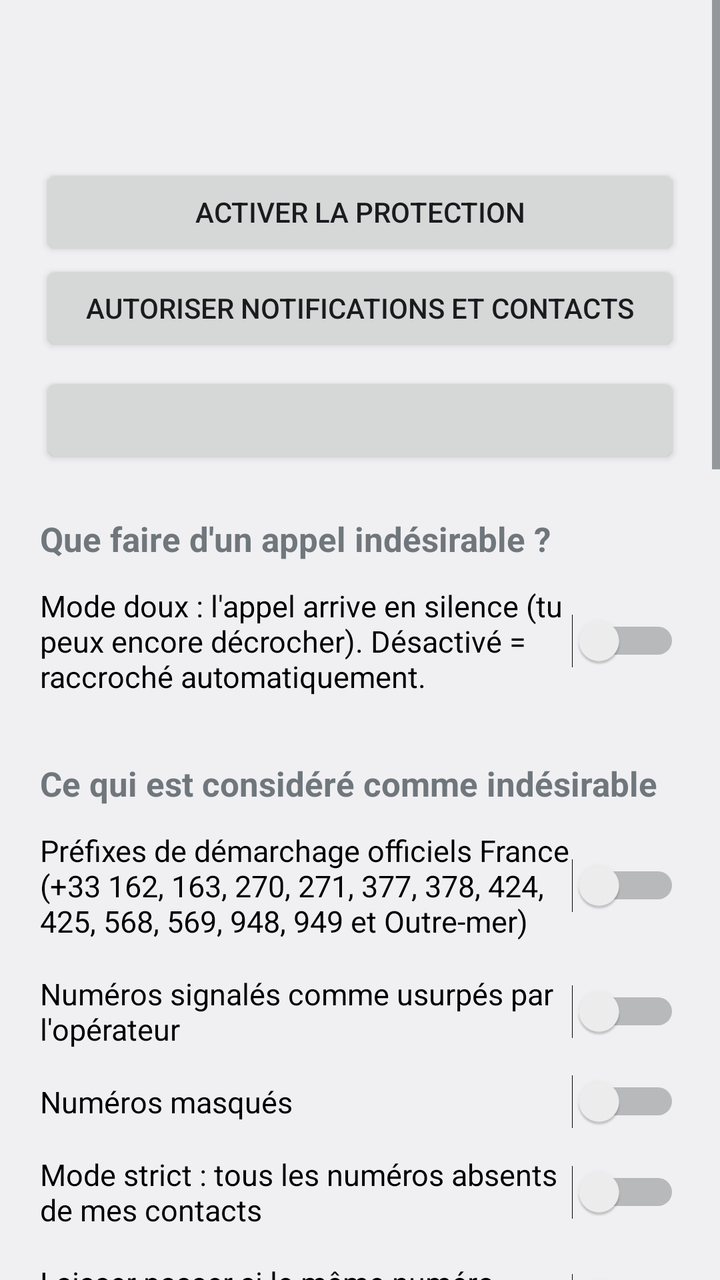
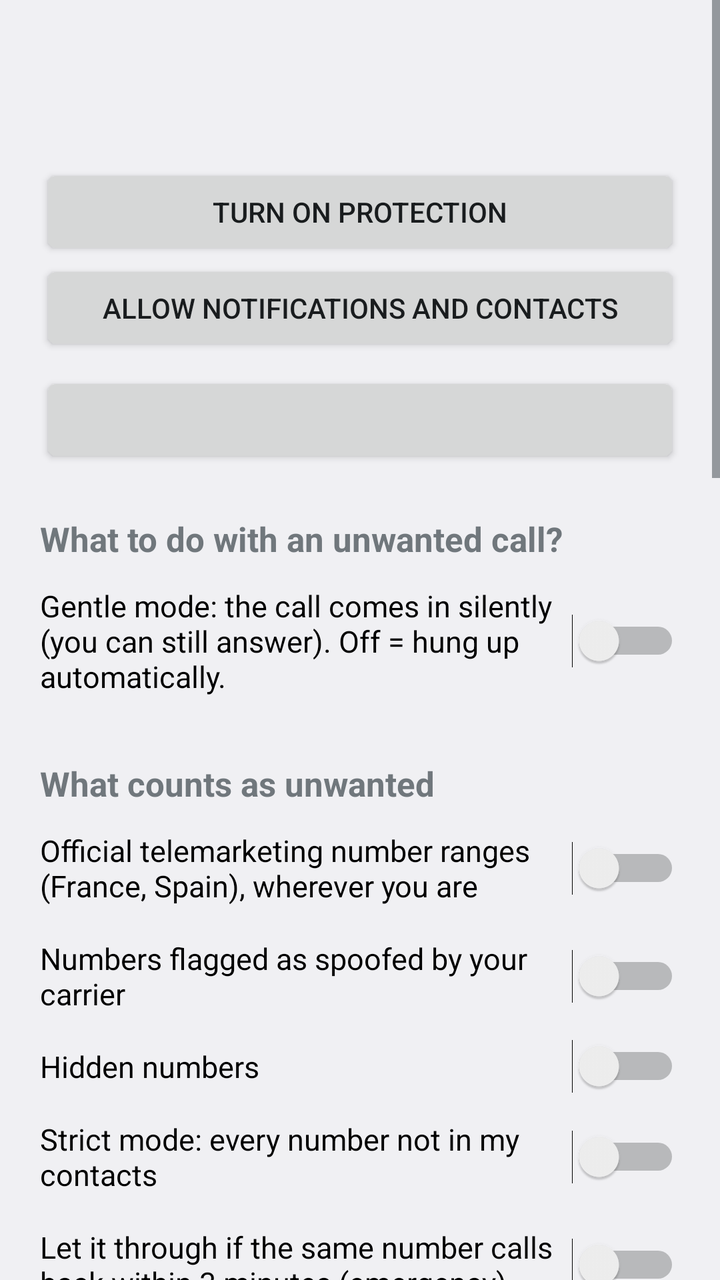

The first picture is an Android layout as it rendered before a commit; the second is the same layout after the commit. The layout source and the unified diff follow.
<!-- AndroidManifest.xml: application theme android:Theme.DeviceDefault.DayNight -->
<!-- res/layout/activity_main.xml -->
<?xml version="1.0" encoding="utf-8"?>
<ScrollView xmlns:android="http://schemas.android.com/apk/res/android"
    android:layout_width="match_parent"
    android:layout_height="match_parent"
    android:fitsSystemWindows="true">

    <LinearLayout
        android:layout_width="match_parent"
        android:layout_height="wrap_content"
        android:orientation="vertical"
        android:padding="20dp">

        
        <TextView
            android:id="@+id/tvStatus"
            android:layout_width="match_parent"
            android:layout_height="wrap_content"
            android:textSize="20sp"
            android:textStyle="bold" />

        <TextView
            android:id="@+id/tvStatusDetail"
            android:layout_width="match_parent"
            android:layout_height="wrap_content"
            android:layout_marginTop="4dp"
            android:textSize="14sp" />

        <Button
            android:id="@+id/btnActivate"
            android:layout_width="match_parent"
            android:layout_height="wrap_content"
            android:layout_marginTop="12dp"
            android:text="Activer la protection" />

        <Button
            android:id="@+id/btnPermissions"
            android:layout_width="match_parent"
            android:layout_height="wrap_content"
            android:text="Autoriser notifications et contacts" />

        <Button
            android:id="@+id/btnExpect"
            android:layout_width="match_parent"
            android:layout_height="wrap_content"
            android:layout_marginTop="8dp" />

        
        <TextView
            style="@style/Section"
            android:text="Que faire d'un appel indésirable ?" />

        <Switch
            android:id="@+id/swSilence"
            style="@style/Rule"
            android:text="Mode doux : l'appel arrive en silence (tu peux encore décrocher). Désactivé = raccroché automatiquement." />

        
        <TextView
            style="@style/Section"
            android:text="Ce qui est considéré comme indésirable" />

        <Switch
            android:id="@+id/swFr"
            style="@style/Rule"
            android:text="Préfixes de démarchage officiels France (+33 162, 163, 270, 271, 377, 378, 424, 425, 568, 569, 948, 949 et Outre-mer)" />

        <Switch
            android:id="@+id/swSpoof"
            style="@style/Rule"
            android:text="Numéros signalés comme usurpés par l'opérateur" />

        <Switch
            android:id="@+id/swHidden"
            style="@style/Rule"
            android:text="Numéros masqués" />

        <Switch
            android:id="@+id/swStrict"
            style="@style/Rule"
            android:text="Mode strict : tous les numéros absents de mes contacts" />

        <Switch
            android:id="@+id/swRepeat"
            style="@style/Rule"
            android:text="Laisser passer si le même numéro rappelle dans les 3 minutes (urgence)" />

        <TextView
            style="@style/Hint"
            android:text="Tes contacts et ta liste blanche sonnent toujours normalement." />

        
        <TextView
            style="@style/Section"
            android:text="Vérification en ligne" />

        <Switch
            android:id="@+id/swOnline"
            style="@style/Rule"
            android:text="Consulter la base communautaire PhoneBlock pour les numéros inconnus" />

        <Switch
            android:id="@+id/swAggressive"
            style="@style/Rule"
            android:text="Plus sévère : bloquer dès 1 signalement (sinon à partir de 3)" />

        <TextView
            style="@style/Hint"
            android:text="Seuls les numéros absents de tes contacts sont envoyés à phoneblock.net. Si la base ne répond pas en 2,5 s, le téléphone sonne normalement." />

        <LinearLayout
            android:layout_width="match_parent"
            android:layout_height="wrap_content"
            android:orientation="horizontal">

            <EditText
                android:id="@+id/etToken"
                android:layout_width="0dp"
                android:layout_height="wrap_content"
                android:layout_weight="1"
                android:hint="Clé API PhoneBlock (facultative)"
                android:inputType="textPassword" />

            <Button
                android:id="@+id/btnToken"
                android:layout_width="wrap_content"
                android:layout_height="wrap_content"
                android:text="OK" />
        </LinearLayout>

        
        <TextView
            style="@style/Section"
            android:text="Annuaire inversé" />

        <Switch
            android:id="@+id/swReverse"
            style="@style/Rule"
            android:text="Afficher le nom de l'appelant (annuaire tel.search.ch pour la Suisse, Google Maps pour les entreprises de tous pays)" />

        <TextView
            style="@style/Hint"
            android:text="Sans clé Google, la notification propose « Qui est-ce ? » : une recherche web du numéro en un tap." />

        <LinearLayout
            android:layout_width="match_parent"
            android:layout_height="wrap_content"
            android:orientation="horizontal">

            <EditText
                android:id="@+id/etSearchKey"
                android:layout_width="0dp"
                android:layout_height="wrap_content"
                android:layout_weight="1"
                android:hint="Clé tel.search.ch (facultative)"
                android:inputType="textPassword" />

            <Button
                android:id="@+id/btnSearchKey"
                android:layout_width="wrap_content"
                android:layout_height="wrap_content"
                android:text="OK" />
        </LinearLayout>

        <TextView
            style="@style/Hint"
            android:text="Clé Google Maps Platform (Places API) : affiche le nom et la note Google des entreprises qui t'appellent. 1 000 recherches gratuites par mois, payant au-delà." />

        <LinearLayout
            android:layout_width="match_parent"
            android:layout_height="wrap_content"
            android:orientation="horizontal">

            <EditText
                android:id="@+id/etGoogleKey"
                android:layout_width="0dp"
                android:layout_height="wrap_content"
                android:layout_weight="1"
                android:hint="Clé Google (facultative)"
                android:inputType="textPassword" />

            <Button
                android:id="@+id/btnGoogleKey"
                android:layout_width="wrap_content"
                android:layout_height="wrap_content"
                android:text="OK" />
        </LinearLayout>

        
        <TextView
            style="@style/Section"
            android:text="Ma liste noire" />

        <TextView
            style="@style/Hint"
            android:text="Un numéro complet, ou un début de numéro au format international pour bloquer toute une plage (ex. +44, +225, +33162)." />

        <LinearLayout
            android:layout_width="match_parent"
            android:layout_height="wrap_content"
            android:orientation="horizontal">

            <EditText
                android:id="@+id/etBlack"
                android:layout_width="0dp"
                android:layout_height="wrap_content"
                android:layout_weight="1"
                android:hint="Numéro ou préfixe"
                android:inputType="phone" />

            <Button
                android:id="@+id/btnAddBlack"
                android:layout_width="wrap_content"
                android:layout_height="wrap_content"
                android:text="Ajouter" />
        </LinearLayout>

        <LinearLayout
            android:id="@+id/listBlack"
            android:layout_width="match_parent"
            android:layout_height="wrap_content"
            android:orientation="vertical" />

        
        <TextView
            style="@style/Section"
            android:text="Ma liste blanche (toujours autorisés)" />

        <LinearLayout
            android:layout_width="match_parent"
            android:layout_height="wrap_content"
            android:orientation="horizontal">

            <EditText
                android:id="@+id/etWhite"
                android:layout_width="0dp"
                android:layout_height="wrap_content"
                android:layout_weight="1"
                android:hint="Numéro ou préfixe"
                android:inputType="phone" />

            <Button
                android:id="@+id/btnAddWhite"
                android:layout_width="wrap_content"
                android:layout_height="wrap_content"
                android:text="Ajouter" />
        </LinearLayout>

        <LinearLayout
            android:id="@+id/listWhite"
            android:layout_width="match_parent"
            android:layout_height="wrap_content"
            android:orientation="vertical" />

        
        <TextView
            style="@style/Section"
            android:text="Tester un numéro" />

        <LinearLayout
            android:layout_width="match_parent"
            android:layout_height="wrap_content"
            android:orientation="horizontal">

            <EditText
                android:id="@+id/etTest"
                android:layout_width="0dp"
                android:layout_height="wrap_content"
                android:layout_weight="1"
                android:hint="ex. 01 62 12 34 56"
                android:inputType="phone" />

            <Button
                android:id="@+id/btnTest"
                android:layout_width="wrap_content"
                android:layout_height="wrap_content"
                android:text="Tester" />
        </LinearLayout>

        <TextView
            android:id="@+id/tvTest"
            android:layout_width="match_parent"
            android:layout_height="wrap_content"
            android:layout_marginTop="4dp"
            android:textSize="15sp" />

        
        <LinearLayout
            android:layout_width="match_parent"
            android:layout_height="wrap_content"
            android:layout_marginTop="24dp"
            android:gravity="center_vertical"
            android:orientation="horizontal">

            <TextView
                style="@style/Section"
                android:layout_width="0dp"
                android:layout_marginTop="0dp"
                android:layout_weight="1"
                android:text="Appels filtrés" />

            <Button
                android:id="@+id/btnClear"
                style="?android:attr/borderlessButtonStyle"
                android:layout_width="wrap_content"
                android:layout_height="wrap_content"
                android:text="Effacer" />
        </LinearLayout>

        <LinearLayout
            android:id="@+id/listHistory"
            android:layout_width="match_parent"
            android:layout_height="wrap_content"
            android:orientation="vertical" />
    </LinearLayout>
</ScrollView>
<!-- resources referenced by this layout -->
<resources>
  <style name="Hint">
          <item name="android:layout_width">match_parent</item>
          <item name="android:layout_height">wrap_content</item>
          <item name="android:layout_marginTop">4dp</item>
          <item name="android:textSize">13sp</item>
          <item name="android:alpha">0.7</item>
      </style>
  <style name="Rule">
          <item name="android:layout_width">match_parent</item>
          <item name="android:layout_height">wrap_content</item>
          <item name="android:paddingTop">8dp</item>
          <item name="android:paddingBottom">8dp</item>
          <item name="android:textSize">15sp</item>
      </style>
  <style name="Section">
          <item name="android:layout_width">match_parent</item>
          <item name="android:layout_height">wrap_content</item>
          <item name="android:layout_marginTop">24dp</item>
          <item name="android:layout_marginBottom">4dp</item>
          <item name="android:textSize">17sp</item>
          <item name="android:textStyle">bold</item>
      </style>
</resources>

<!-- the commit's change to res/layout/activity_main.xml (unified diff, before → after) -->
@@ -30,13 +30,13 @@
             android:layout_width="match_parent"
             android:layout_height="wrap_content"
             android:layout_marginTop="12dp"
-            android:text="Activer la protection" />
+            android:text="@string/btn_activate" />
 
         <Button
             android:id="@+id/btnPermissions"
             android:layout_width="match_parent"
             android:layout_height="wrap_content"
-            android:text="Autoriser notifications et contacts" />
+            android:text="@string/btn_permissions" />
 
         <Button
             android:id="@+id/btnExpect"
@@ -47,65 +47,65 @@
         
         <TextView
             style="@style/Section"
-            android:text="Que faire d'un appel indésirable ?" />
+            android:text="@string/sec_mode" />
 
         <Switch
             android:id="@+id/swSilence"
             style="@style/Rule"
-            android:text="Mode doux : l'appel arrive en silence (tu peux encore décrocher). Désactivé = raccroché automatiquement." />
-
-        
-        <TextView
-            style="@style/Section"
-            android:text="Ce qui est considéré comme indésirable" />
-
-        <Switch
-            android:id="@+id/swFr"
-            style="@style/Rule"
-            android:text="Préfixes de démarchage officiels France (+33 162, 163, 270, 271, 377, 378, 424, 425, 568, 569, 948, 949 et Outre-mer)" />
+            android:text="@string/rule_silence" />
+
+        
+        <TextView
+            style="@style/Section"
+            android:text="@string/sec_rules" />
+
+        <Switch
+            android:id="@+id/swOfficial"
+            style="@style/Rule"
+            android:text="@string/rule_official" />
 
         <Switch
             android:id="@+id/swSpoof"
             style="@style/Rule"
-            android:text="Numéros signalés comme usurpés par l'opérateur" />
+            android:text="@string/rule_spoof" />
 
         <Switch
             android:id="@+id/swHidden"
             style="@style/Rule"
-            android:text="Numéros masqués" />
+            android:text="@string/rule_hidden" />
 
         <Switch
             android:id="@+id/swStrict"
             style="@style/Rule"
-            android:text="Mode strict : tous les numéros absents de mes contacts" />
+            android:text="@string/rule_strict" />
 
         <Switch
             android:id="@+id/swRepeat"
             style="@style/Rule"
-            android:text="Laisser passer si le même numéro rappelle dans les 3 minutes (urgence)" />
-
-        <TextView
-            style="@style/Hint"
-            android:text="Tes contacts et ta liste blanche sonnent toujours normalement." />
-
-        
-        <TextView
-            style="@style/Section"
-            android:text="Vérification en ligne" />
+            android:text="@string/rule_repeat" />
+
+        <TextView
+            style="@style/Hint"
+            android:text="@string/hint_always" />
+
+        
+        <TextView
+            style="@style/Section"
+            android:text="@string/sec_online" />
 
         <Switch
             android:id="@+id/swOnline"
             style="@style/Rule"
-            android:text="Consulter la base communautaire PhoneBlock pour les numéros inconnus" />
+            android:text="@string/rule_online" />
 
         <Switch
             android:id="@+id/swAggressive"
             style="@style/Rule"
-            android:text="Plus sévère : bloquer dès 1 signalement (sinon à partir de 3)" />
-
-        <TextView
-            style="@style/Hint"
-            android:text="Seuls les numéros absents de tes contacts sont envoyés à phoneblock.net. Si la base ne répond pas en 2,5 s, le téléphone sonne normalement." />
+            android:text="@string/rule_aggressive" />
+
+        <TextView
+            style="@style/Hint"
+            android:text="@string/hint_online" />
 
         <LinearLayout
             android:layout_width="match_parent"
@@ -117,29 +117,29 @@
                 android:layout_width="0dp"
                 android:layout_height="wrap_content"
                 android:layout_weight="1"
-                android:hint="Clé API PhoneBlock (facultative)"
+                android:hint="@string/hint_token"
                 android:inputType="textPassword" />
 
             <Button
                 android:id="@+id/btnToken"
                 android:layout_width="wrap_content"
                 android:layout_height="wrap_content"
-                android:text="OK" />
-        </LinearLayout>
-
-        
-        <TextView
-            style="@style/Section"
-            android:text="Annuaire inversé" />
+                android:text="@string/ok" />
+        </LinearLayout>
+
+        
+        <TextView
+            style="@style/Section"
+            android:text="@string/sec_reverse" />
 
         <Switch
             android:id="@+id/swReverse"
             style="@style/Rule"
-            android:text="Afficher le nom de l'appelant (annuaire tel.search.ch pour la Suisse, Google Maps pour les entreprises de tous pays)" />
-
-        <TextView
-            style="@style/Hint"
-            android:text="Sans clé Google, la notification propose « Qui est-ce ? » : une recherche web du numéro en un tap." />
+            android:text="@string/rule_reverse" />
+
+        <TextView
+            style="@style/Hint"
+            android:text="@string/hint_reverse_web" />
 
         <LinearLayout
             android:layout_width="match_parent"
@@ -151,19 +151,19 @@
                 android:layout_width="0dp"
                 android:layout_height="wrap_content"
                 android:layout_weight="1"
-                android:hint="Clé tel.search.ch (facultative)"
+                android:hint="@string/hint_searchch"
                 android:inputType="textPassword" />
 
             <Button
                 android:id="@+id/btnSearchKey"
                 android:layout_width="wrap_content"
                 android:layout_height="wrap_content"
-                android:text="OK" />
-        </LinearLayout>
-
-        <TextView
-            style="@style/Hint"
-            android:text="Clé Google Maps Platform (Places API) : affiche le nom et la note Google des entreprises qui t'appellent. 1 000 recherches gratuites par mois, payant au-delà." />
+                android:text="@string/ok" />
+        </LinearLayout>
+
+        <TextView
+            style="@style/Hint"
+            android:text="@string/hint_google_info" />
 
         <LinearLayout
             android:layout_width="match_parent"
@@ -175,24 +175,24 @@
                 android:layout_width="0dp"
                 android:layout_height="wrap_content"
                 android:layout_weight="1"
-                android:hint="Clé Google (facultative)"
+                android:hint="@string/hint_google"
                 android:inputType="textPassword" />
 
             <Button
                 android:id="@+id/btnGoogleKey"
                 android:layout_width="wrap_content"
                 android:layout_height="wrap_content"
-                android:text="OK" />
-        </LinearLayout>
-
-        
-        <TextView
-            style="@style/Section"
-            android:text="Ma liste noire" />
-
-        <TextView
-            style="@style/Hint"
-            android:text="Un numéro complet, ou un début de numéro au format international pour bloquer toute une plage (ex. +44, +225, +33162)." />
+                android:text="@string/ok" />
+        </LinearLayout>
+
+        
+        <TextView
+            style="@style/Section"
+            android:text="@string/sec_black" />
+
+        <TextView
+            style="@style/Hint"
+            android:text="@string/hint_black" />
 
         <LinearLayout
             android:layout_width="match_parent"
@@ -204,14 +204,14 @@
                 android:layout_width="0dp"
                 android:layout_height="wrap_content"
                 android:layout_weight="1"
-                android:hint="Numéro ou préfixe"
+                android:hint="@string/hint_number"
                 android:inputType="phone" />
 
             <Button
                 android:id="@+id/btnAddBlack"
                 android:layout_width="wrap_content"
                 android:layout_height="wrap_content"
-                android:text="Ajouter" />
+                android:text="@string/add" />
         </LinearLayout>
 
         <LinearLayout
@@ -223,7 +223,7 @@
         
         <TextView
             style="@style/Section"
-            android:text="Ma liste blanche (toujours autorisés)" />
+            android:text="@string/sec_white" />
 
         <LinearLayout
             android:layout_width="match_parent"
@@ -235,14 +235,14 @@
                 android:layout_width="0dp"
                 android:layout_height="wrap_content"
                 android:layout_weight="1"
-                android:hint="Numéro ou préfixe"
+                android:hint="@string/hint_number"
                 android:inputType="phone" />
 
             <Button
                 android:id="@+id/btnAddWhite"
                 android:layout_width="wrap_content"
                 android:layout_height="wrap_content"
-                android:text="Ajouter" />
+                android:text="@string/add" />
         </LinearLayout>
 
         <LinearLayout
@@ -254,7 +254,7 @@
         
         <TextView
             style="@style/Section"
-            android:text="Tester un numéro" />
+            android:text="@string/sec_test" />
 
         <LinearLayout
             android:layout_width="match_parent"
@@ -266,14 +266,14 @@
                 android:layout_width="0dp"
                 android:layout_height="wrap_content"
                 android:layout_weight="1"
-                android:hint="ex. 01 62 12 34 56"
+                android:hint="@string/hint_test"
                 android:inputType="phone" />
 
             <Button
                 android:id="@+id/btnTest"
                 android:layout_width="wrap_content"
                 android:layout_height="wrap_content"
-                android:text="Tester" />
+                android:text="@string/test" />
         </LinearLayout>
 
         <TextView
@@ -296,14 +296,14 @@
                 android:layout_width="0dp"
                 android:layout_marginTop="0dp"
                 android:layout_weight="1"
-                android:text="Appels filtrés" />
+                android:text="@string/sec_history" />
 
             <Button
                 android:id="@+id/btnClear"
                 style="?android:attr/borderlessButtonStyle"
                 android:layout_width="wrap_content"
                 android:layout_height="wrap_content"
-                android:text="Effacer" />
+                android:text="@string/clear" />
         </LinearLayout>
 
         <LinearLayout
<!-- resource entries referenced after the edit -->
@@ -1,5 +1,38 @@
 <!-- resources referenced by this layout -->
 <resources>
+  <string name="add">Add</string>
+  <string name="btn_activate">Turn on protection</string>
+  <string name="btn_permissions">Allow notifications and contacts</string>
+  <string name="clear">Clear</string>
+  <string name="hint_always">Your contacts and your allow list always ring normally.</string>
+  <string name="hint_black">A full number, or the start of a number in international format to block a whole range (e.g. +44, +225, +33162).</string>
+  <string name="hint_google">Google key (optional)</string>
+  <string name="hint_google_info">Google Maps Platform key (Places API): shows the name and Google rating of businesses calling you. 1,000 free lookups per month, paid beyond.</string>
+  <string name="hint_number">Number or prefix</string>
+  <string name="hint_online">Only numbers not in your contacts are sent to phoneblock.net. If it doesn\'t answer within 2.5 s, your phone rings normally.</string>
+  <string name="hint_reverse_web">Without a Google key, the notification offers “Who is it?”: a web search for the number in one tap.</string>
+  <string name="hint_searchch">tel.search.ch key (optional)</string>
+  <string name="hint_test">e.g. +33 1 62 12 34 56</string>
+  <string name="hint_token">PhoneBlock API key (optional)</string>
+  <string name="ok">OK</string>
+  <string name="rule_aggressive">Stricter: block from 1 report (otherwise from 3)</string>
+  <string name="rule_hidden">Hidden numbers</string>
+  <string name="rule_official">Official telemarketing number ranges (France, Spain), wherever you are</string>
+  <string name="rule_online">Check unknown numbers against the PhoneBlock community database (all countries)</string>
+  <string name="rule_repeat">Let it through if the same number calls back within 3 minutes (emergency)</string>
+  <string name="rule_reverse">Show the caller\'s name (tel.search.ch directory for Switzerland, Google Maps for businesses in every country)</string>
+  <string name="rule_silence">Gentle mode: the call comes in silently (you can still answer). Off = hung up automatically.</string>
+  <string name="rule_spoof">Numbers flagged as spoofed by your carrier</string>
+  <string name="rule_strict">Strict mode: every number not in my contacts</string>
+  <string name="sec_black">My block list</string>
+  <string name="sec_history">Filtered calls</string>
+  <string name="sec_mode">What to do with an unwanted call?</string>
+  <string name="sec_online">Online check</string>
+  <string name="sec_reverse">Reverse lookup</string>
+  <string name="sec_rules">What counts as unwanted</string>
+  <string name="sec_test">Test a number</string>
+  <string name="sec_white">My allow list (always ring)</string>
+  <string name="test">Test</string>
   <style name="Hint">
           <item name="android:layout_width">match_parent</item>
           <item name="android:layout_height">wrap_content</item>
